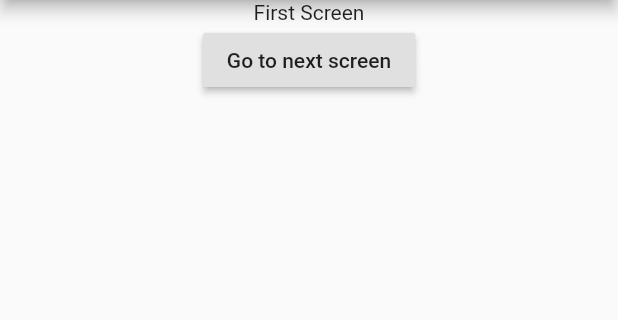
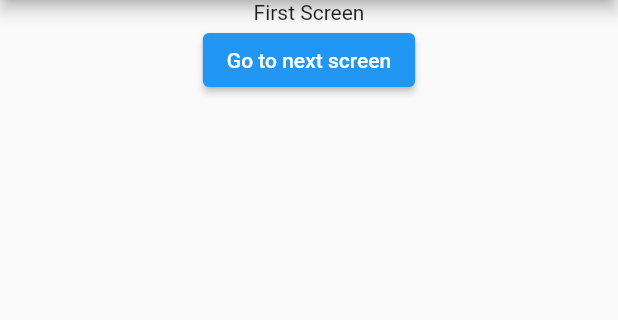
Before and after one commit to robbyrahmana/flutter_hidden_drawer, a Flutter app: the screen it shows after launch, on a phone screen of 412 x 824 dp, the part 84-404 px from its top. Run offline on Flutter 3.47's test engine with Material 2 defaults, Android fonts, the phone set to English and light mode, and no system bars.

```diff
--- a/example/lib/main.dart
+++ b/example/lib/main.dart
@@ -25,9 +25,9 @@ class MyApp extends StatelessWidget {
 }
 
 class MyHomePage extends StatefulWidget {
-  MyHomePage({Key key, this.title}) : super(key: key);
+  MyHomePage({Key? key, this.title}) : super(key: key);
 
-  final String title;
+  final String? title;
 
   @override
   _MyHomePageState createState() => _MyHomePageState();
@@ -43,7 +43,7 @@ class _MyHomePageState extends State<MyHomePage> {
           leading: HiddenDrawerIcon(
             mainIcon: Icon(Icons.art_track),
           ),
-          title: Text(widget.title),
+          title: Text(widget.title!),
         ),
         body: Center(
           child: Column(
@@ -51,7 +51,7 @@ class _MyHomePageState extends State<MyHomePage> {
               Text(
                 'First Screen',
               ),
-              RaisedButton(
+              ElevatedButton(
                 child: Text("Go to next screen"),
                 onPressed: () {
                   Navigator.of(context)
--- a/example/pubspec.yaml
+++ b/example/pubspec.yaml
@@ -1,11 +1,11 @@
 name: example
 description: Beautiful custom hidden drawer. Please press star in my repo if you like it. Thank you.
-version: 0.1.4
+version: 1.0.0
 author: Robby Rahmana <robbyrahmana79@gmail.com>
 homepage: https://github.com/robbyrahmana/flutter_hidden_drawer
 
 environment:
-  sdk: ">=2.3.0 <3.0.0"
+  sdk: '>=2.12.0 <3.0.0'
 
 dependencies:
   flutter:
--- a/lib/src/models/drawer_menu.dart
+++ b/lib/src/models/drawer_menu.dart
@@ -1,7 +1,7 @@
 import 'package:flutter/material.dart';
 
 class DrawerMenu {
-  DrawerMenu({@required this.child, @required this.onPressed});
+  DrawerMenu({required this.child, required this.onPressed});
 
   final Widget child;
   final VoidCallback onPressed;
--- a/lib/src/widgets/hidden_drawer.dart
+++ b/lib/src/widgets/hidden_drawer.dart
@@ -3,15 +3,13 @@ import 'package:flutter/material.dart';
 
 class HiddenDrawer extends StatefulWidget {
   HiddenDrawer(
-      {@required this.child,
-      @required this.drawer,
+      {required this.child,
+      required this.drawer,
       this.drawerBlurRadius = 12,
       this.drawerWidth = 250,
       this.drawerHeaderHeight = 250,
-      Key key})
-      : assert(child != null),
-        assert(drawer != null),
-        super(key: key);
+      Key? key})
+      : super(key: key);
 
   final Widget child;
 
@@ -28,9 +26,9 @@ class HiddenDrawer extends StatefulWidget {
   @override
   HiddenDrawerState createState() => HiddenDrawerState();
 
-  static HiddenDrawerState of(BuildContext context) {
+  static HiddenDrawerState of(BuildContext? context) {
     assert(context != null);
-    final HiddenDrawerState result = context.findAncestorStateOfType();
+    final HiddenDrawerState? result = context!.findAncestorStateOfType();
     if (result != null) return result;
     throw FlutterError(
         'HiddenDrawer.of() called with a context that does not contain a HiddenDrawer.');
@@ -39,10 +37,10 @@ class HiddenDrawer extends StatefulWidget {
 
 class HiddenDrawerState extends State<HiddenDrawer>
     with SingleTickerProviderStateMixin {
-  AnimationController _controller;
-  Animation<double> _scale;
-  Animation<double> _leftOffset;
-  Animation<double> _blur;
+  late AnimationController _controller;
+  late Animation<double> _scale;
+  late Animation<double> _leftOffset;
+  late Animation<double> _blur;
   bool _drawerState = false;
 
   bool get isDrawerOpen => _drawerState;
@@ -116,7 +114,7 @@ class HiddenDrawerState extends State<HiddenDrawer>
   void _move(DragUpdateDetails details) {
     if (Navigator.of(context).canPop()) {
     } else {
-      double delta = details.primaryDelta / MediaQuery.of(context).size.width;
+      double delta = details.primaryDelta! / MediaQuery.of(context).size.width;
       switch (Directionality.of(context)) {
         case TextDirection.rtl:
           _controller.value -= delta;
--- a/lib/src/widgets/hidden_drawer_icon.dart
+++ b/lib/src/widgets/hidden_drawer_icon.dart
@@ -4,8 +4,8 @@ import 'package:flutter_hidden_drawer/flutter_hidden_drawer.dart';
 class HiddenDrawerIcon extends StatefulWidget {
   HiddenDrawerIcon({this.backIcon, this.mainIcon});
 
-  final Icon backIcon;
-  final Icon mainIcon;
+  final Icon? backIcon;
+  final Icon? mainIcon;
 
   @override
   _HiddenDrawerIconState createState() => _HiddenDrawerIconState();
@@ -14,13 +14,13 @@ class HiddenDrawerIcon extends StatefulWidget {
 class _HiddenDrawerIconState extends State<HiddenDrawerIcon> {
   @override
   Widget build(BuildContext context) {
-    final ModalRoute<dynamic> parentRoute = ModalRoute.of(context);
+    final ModalRoute<dynamic>? parentRoute = ModalRoute.of(context);
     final bool canPop = parentRoute?.canPop ?? false;
 
     return canPop
         ? widget.backIcon != null
             ? IconButton(
-                icon: widget.backIcon,
+                icon: widget.backIcon!,
                 tooltip: MaterialLocalizations.of(context).backButtonTooltip,
                 onPressed: () {
                   Navigator.maybePop(context);
--- a/lib/src/widgets/hidden_drawer_menu.dart
+++ b/lib/src/widgets/hidden_drawer_menu.dart
@@ -7,18 +7,18 @@ class HiddenDrawerMenu extends StatelessWidget {
   HiddenDrawerMenu(
       {this.header,
       this.footer,
-      @required this.menu,
+      required this.menu,
       this.menuColor = Colors.transparent,
       this.menuActiveColor = Colors.blue,
       this.drawerDecoration})
-      : assert(menu != null || menu.length > 0);
+      : assert(menu.length > 0);
 
-  final Widget header;
-  final Widget footer;
+  final Widget? header;
+  final Widget? footer;
   final List<DrawerMenu> menu;
   final Color menuColor;
   final Color menuActiveColor;
-  final BoxDecoration drawerDecoration;
+  final BoxDecoration? drawerDecoration;
 
   @override
   Widget build(BuildContext context) {
--- a/pubspec.yaml
+++ b/pubspec.yaml
@@ -1,10 +1,10 @@
 name: flutter_hidden_drawer
 description: Beautiful custom hidden drawer. Please press star in my repo if you like it. Thank you.
-version: 0.1.6
+version: 1.0.0
 homepage: https://github.com/robbyrahmana/flutter_hidden_drawer
 
 environment:
-  sdk: ">=2.3.0 <3.0.0"
+  sdk: '>=2.12.0 <3.0.0'
 
 dependencies:
   flutter:
```
Also changed, not shown: 2 other files.
